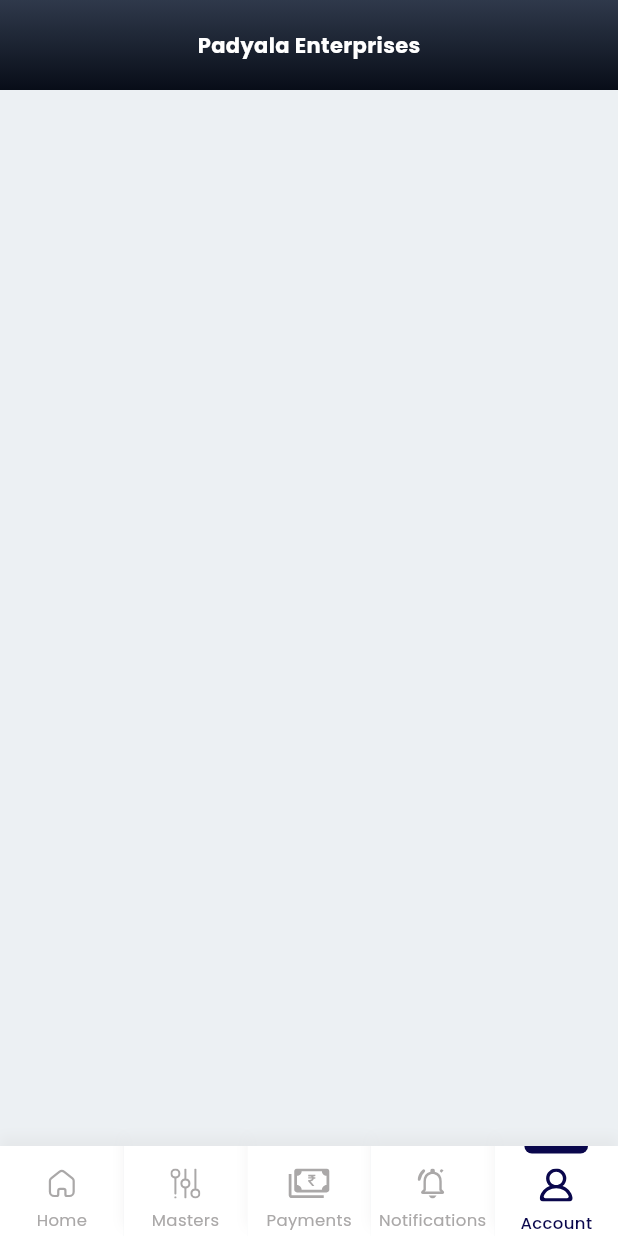
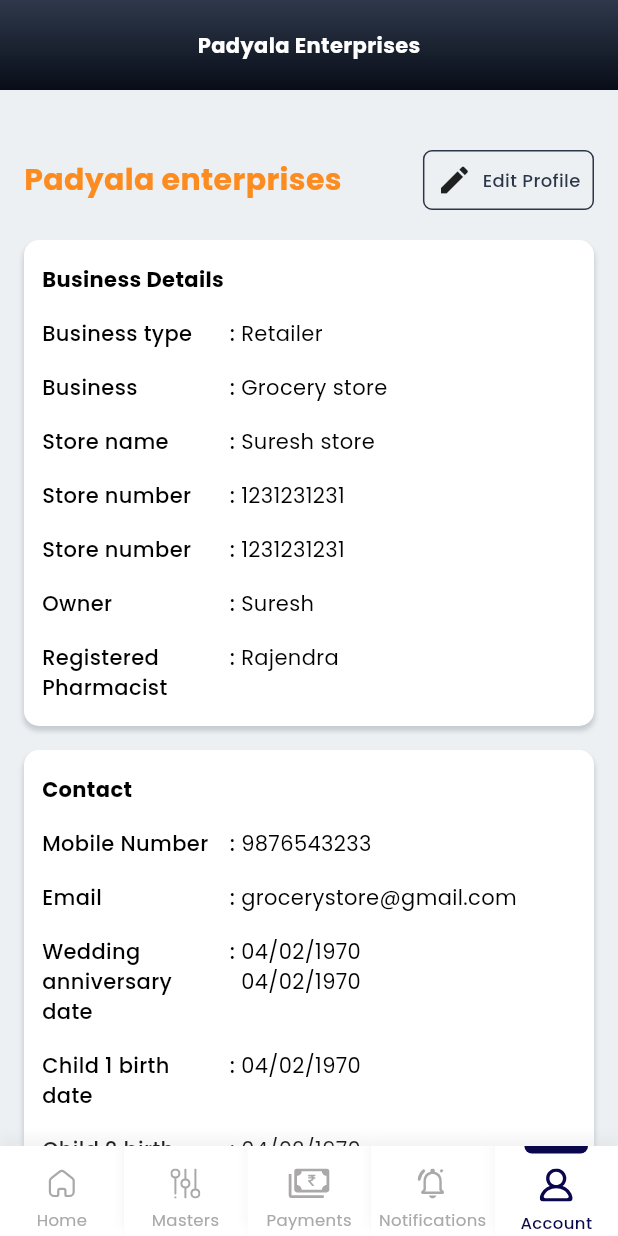
Before and after one commit to justsaagar/supplier-app, a Flutter app: the DashboardScreen screen opened by its route, item 5 of the bottom bar chosen, on a phone screen of 412 x 824 dp. Run offline on Flutter 3.47's test engine with Material 2 defaults, Android fonts, the phone set to English and light mode, and no system bars; our stand-ins replace cached_network_image, carousel_slider, dropdown_button2, flutter_svg, get, internet_connection_checker and 10 more; missing offline and left inert: open_store; accounts and stored records are empty.

Commit message:
Add: Profile screen

```diff
--- a/lib/constant/app_asset.dart
+++ b/lib/constant/app_asset.dart
@@ -32,4 +32,6 @@ class AppAsset {
   static const String paymentsIcon = '${iconPath}payments.svg';
   static const String ordersIcon = '${iconPath}orders.svg';
   static const String rightChevronIcon = '${iconPath}right_chevron.svg';
+  static const String approveIcon = '${iconPath}approve.svg';
+  static const String rejectIcon = '${iconPath}reject.svg';
 }
--- a/lib/controller/dashboard_controller.dart
+++ b/lib/controller/dashboard_controller.dart
@@ -3,6 +3,7 @@ import 'package:get/get.dart';
 import 'package:supplier/constant/app_asset.dart';
 import 'package:supplier/screen/dashboard_module/home_screen/home_screen.dart';
 import 'package:supplier/screen/dashboard_module/notification_screen/notification_screen.dart';
+import 'package:supplier/screen/dashboard_module/profile_screen/profile_screen.dart';
 
 class DashboardController extends GetxController {
   int selectedBottomIndex = 0;
@@ -12,7 +13,7 @@ class DashboardController extends GetxController {
     {'name' : 'Masters', 'icon': AppAsset.mastersIcon, 'pageName': Container()},
     {'name' : 'Payments', 'icon': AppAsset.paymentsIcon, 'pageName': Container()},
     {'name' : 'Notifications', 'icon': AppAsset.notificationsIcon, 'pageName': const NotificationScreen()},
-    {'name' : 'Account', 'icon': AppAsset.accountIcon, 'pageName': Container()},
+    {'name' : 'Account', 'icon': AppAsset.accountIcon, 'pageName': const ProfileScreen()},
   ];
 
   void updatePageIndex(int index) {
--- /dev/null
+++ b/lib/screen/dashboard_module/profile_screen/profile_screen.dart
@@ -0,0 +1,190 @@
+import 'package:flutter/material.dart';
+import 'package:get/get.dart';
+import 'package:responsive_sizer/responsive_sizer.dart';
+import 'package:supplier/app/widget/app_text.dart';
+import 'package:supplier/constant/color_constant.dart';
+import 'package:supplier/routes/route_helper.dart';
+import 'package:supplier/utils/utils.dart';
+
+class ProfileScreen extends StatelessWidget {
+  const ProfileScreen({super.key});
+
+  @override
+  Widget build(BuildContext context) {
+    logs('Current screen --> $runtimeType');
+    return Column(
+      children: [
+        SizedBox(height: 40.px),
+        Padding(
+          padding: EdgeInsets.symmetric(horizontal: 16.px),
+          child: Row(
+            children: [
+              AppText(
+                'Padyala enterprises',
+                color: AppColorConstant.appYellow,
+                fontSize: 20.px,
+                fontWeight: FontWeight.w600,
+              ),
+              const Spacer(),
+              InkWell(
+                onTap: () => Get.toNamed(RouteHelper.getEditProfileRoute()),
+                child: Container(
+                  height: 40.px,
+                  padding: EdgeInsets.symmetric(horizontal: 8.px),
+                  decoration: BoxDecoration(
+                    borderRadius: BorderRadius.circular(6.px),
+                    border: Border.all(color: AppColorConstant.appBluest),
+                  ),
+                  child: Row(
+                    children: [
+                      const Icon(Icons.edit),
+                      AppText(
+                        '  Edit Profile',
+                        fontSize: 12.px,
+                        fontWeight: FontWeight.w500,
+                        color: AppColorConstant.appBluest,
+                      )
+                    ],
+                  ),
+                ),
+              ),
+            ],
+          ),
+        ),
+        SizedBox(height: 20.px),
+        Expanded(
+          child: ListView(
+            padding: EdgeInsets.symmetric(horizontal: 16.px),
+            children: [
+              Container(
+                padding: EdgeInsets.symmetric(vertical: 16.px, horizontal: 12.px),
+                decoration: BoxDecoration(
+                  color: AppColorConstant.appWhite,
+                  borderRadius: BorderRadius.circular(10.px),
+                  boxShadow: AppColorConstant.appBoxShadow,
+                ),
+                child: Column(
+                  crossAxisAlignment: CrossAxisAlignment.start,
+                  children: [
+                    const AppText('Business Details', color: AppColorConstant.appBlack, fontWeight: FontWeight.w600),
+                    SizedBox(height: 16.px),
+                    buildProfileDetails('Business type', 'Retailer'),
+                    SizedBox(height: 16.px),
+                    buildProfileDetails('Business', 'Grocery store'),
+                    SizedBox(height: 16.px),
+                    buildProfileDetails('Store name', 'Suresh store'),
+                    SizedBox(height: 16.px),
+                    buildProfileDetails('Store number', '1231231231'),
+                    SizedBox(height: 16.px),
+                    buildProfileDetails('Store number', '1231231231'),
+                    SizedBox(height: 16.px),
+                    buildProfileDetails('Owner', 'Suresh'),
+                    SizedBox(height: 16.px),
+                    buildProfileDetails('Registered Pharmacist', 'Rajendra'),
+                  ],
+                ),
+              ),
+              SizedBox(height: 16.px),
+              Container(
+                padding: EdgeInsets.symmetric(vertical: 16.px, horizontal: 12.px),
+                decoration: BoxDecoration(
+                  color: AppColorConstant.appWhite,
+                  borderRadius: BorderRadius.circular(10.px),
+                  boxShadow: AppColorConstant.appBoxShadow,
+                ),
+                child: Column(
+                  crossAxisAlignment: CrossAxisAlignment.start,
+                  children: [
+                    const AppText('Contact', color: AppColorConstant.appBlack, fontWeight: FontWeight.w600),
+                    SizedBox(height: 16.px),
+                    buildProfileDetails('Mobile Number', '9876543233'),
+                    SizedBox(height: 16.px),
+                    buildProfileDetails('Email', 'grocerystore@gmail.com'),
+                    SizedBox(height: 16.px),
+                    buildProfileDetails('Wedding anniversary date', '04/02/1970\n04/02/1970'),
+                    SizedBox(height: 16.px),
+                    buildProfileDetails('Child 1 birth date', '04/02/1970'),
+                    SizedBox(height: 16.px),
+                    buildProfileDetails('Child 2 birth date', '04/02/1970'),
+                    SizedBox(height: 16.px),
+                    buildProfileDetails('Address',
+                        'Lorem Ipsum is simply dummy text of the printing and typesetting industry. Lorem Ipsum has been the industry\'s standard dummy text ever since the 1500s, when an unknown printer took a galley of type and scrambled it to make a type specimen book. '),
+                    SizedBox(height: 16.px),
+                    buildProfileDetails('Area', 'Sureshish'),
+                  ],
+                ),
+              ),
+              SizedBox(height: 16.px),
+              Container(
+                padding: EdgeInsets.symmetric(vertical: 16.px, horizontal: 12.px),
+                decoration: BoxDecoration(
+                  color: AppColorConstant.appWhite,
+                  borderRadius: BorderRadius.circular(10.px),
+                  boxShadow: AppColorConstant.appBoxShadow,
+                ),
+                child: Column(
+                  crossAxisAlignment: CrossAxisAlignment.start,
+                  children: [
+                    const AppText('Licence', color: AppColorConstant.appBlack, fontWeight: FontWeight.w600),
+                    SizedBox(height: 16.px),
+                    buildProfileDetails('Deals in', 'Groceries, Essentials'),
+                    SizedBox(height: 16.px),
+                    buildProfileDetails('Popular in', 'FMCG Products'),
+                    SizedBox(height: 16.px),
+                    buildProfileDetails('GST', '24GDSHDIS3HN5'),
+                    SizedBox(height: 16.px),
+                    buildProfileDetails('Store License', 'JG 64767 5589799'),
+                    SizedBox(height: 16.px),
+                    buildProfileDetails('Drug License', 'DRG 64767 5589799'),
+                  ],
+                ),
+              ),
+              SizedBox(height: 16.px),
+              Container(
+                padding: EdgeInsets.symmetric(vertical: 16.px, horizontal: 12.px),
+                decoration: BoxDecoration(
+                  color: AppColorConstant.appWhite,
+                  borderRadius: BorderRadius.circular(10.px),
+                  boxShadow: AppColorConstant.appBoxShadow,
+                ),
+                child: Column(
+                  crossAxisAlignment: CrossAxisAlignment.start,
+                  children: [
+                    const AppText('Store Timing info', color: AppColorConstant.appBlack, fontWeight: FontWeight.w600),
+                    SizedBox(height: 16.px),
+                    buildProfileDetails('Store opening time', '9 am'),
+                    SizedBox(height: 16.px),
+                    buildProfileDetails('Store closing time', '9 pm'),
+                    SizedBox(height: 16.px),
+                    buildProfileDetails('Delivery strength', '3'),
+                    SizedBox(height: 16.px),
+                    buildProfileDetails('Slot', 'Morning slot :  9am - 12pm\nAfternoon slot :  12pm - 5pm\nEvening slot :  5pm - 9pm'),
+                  ],
+                ),
+              ),
+              SizedBox(height: 30.px),
+            ],
+          ),
+        ),
+      ],
+    );
+  }
+
+  Row buildProfileDetails(String headerTitle, String bodyText) {
+    return Row(
+      crossAxisAlignment: CrossAxisAlignment.start,
+      children: [
+        SizedBox(
+          width: Device.width / 3.4,
+          child: AppText(
+            headerTitle,
+            color: AppColorConstant.appBlack,
+            fontWeight: FontWeight.w500,
+          ),
+        ),
+        const AppText(' : ', color: AppColorConstant.appBlack, fontWeight: FontWeight.w500),
+        Expanded(child: AppText(bodyText, color: AppColorConstant.appBlack)),
+      ],
+    );
+  }
+}
```
Also changed, not shown: assets/icons/approve.svg (added), assets/icons/reject.svg (added).
